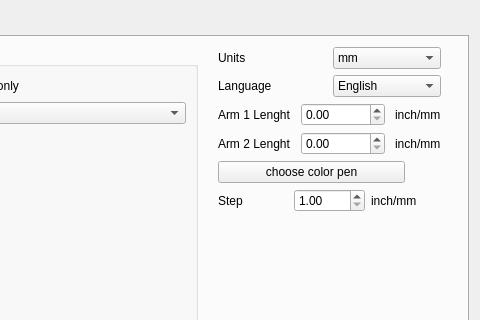
First picture: the form in SettingsDialog.ui, repository fupe/digitizer2, before the edit; both pictures show x 149 to 629 and y 0 to 320 of the 629 by 597 pixel window.
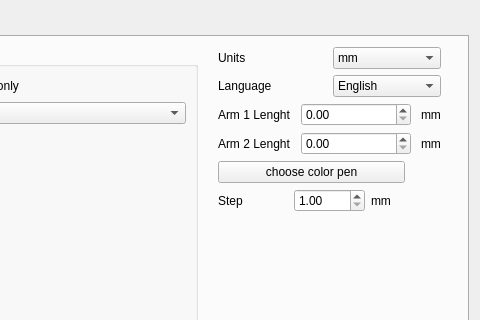
Second picture: the form after the edit.

What changed in the file:
```diff
--- a/SettingsDialog.ui
+++ b/SettingsDialog.ui
@@ -205,7 +205,7 @@
              </sizepolicy>
             </property>
             <property name="text">
-             <string>inch/mm</string>
+             <string>mm</string>
             </property>
            </widget>
           </item>
@@ -242,7 +242,7 @@
              </sizepolicy>
             </property>
             <property name="text">
-             <string>inch/mm</string>
+             <string>mm</string>
             </property>
            </widget>
           </item>
@@ -273,7 +273,7 @@
           <item>
            <widget class="QLabel" name="label_step_units">
             <property name="text">
-             <string>inch/mm</string>
+             <string>mm</string>
             </property>
            </widget>
           </item>
```
